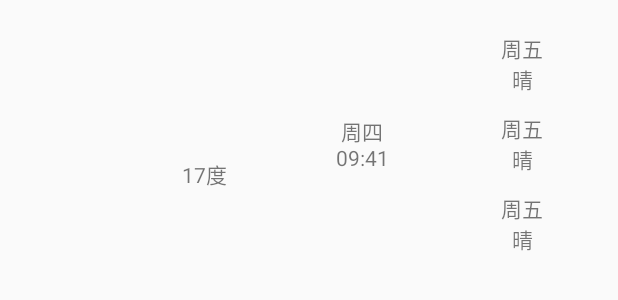
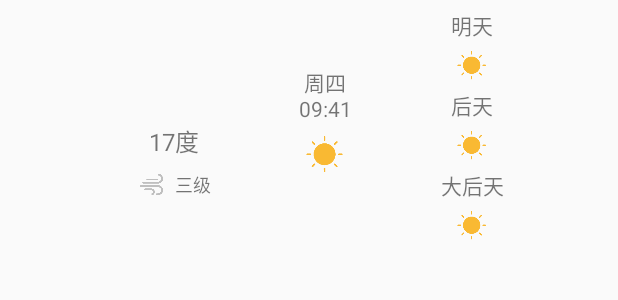
Before and after one commit to zcjxz/SimpleWeather, an Android app: the layout layout_widget.xml on its own in the app's theme, with its tools: preview values and no code run, on a phone screen of 412 x 824 dp. Shown: the top 300 px of the screen. Run offline under Robolectric (Android 15) with nearby library versions, the phone set to English and light mode, and no system bars.

Commit message:
完成桌面控件更新天气功能

```diff
--- a/app/src/main/AndroidManifest.xml
+++ b/app/src/main/AndroidManifest.xml
@@ -43,13 +43,15 @@
         <receiver android:name=".widget.MyWidgetProvider">
             <intent-filter>
                 <action android:name="android.appwidget.action.APPWIDGET_UPDATE"/>
-                <action android:name="zcj"/>
+                <action android:name="com.guowei.clock.update"/>
+                <action android:name="com.guowei.weather.update"/>
             </intent-filter>
             <meta-data
                 android:name="android.appwidget.provider"
                 android:resource="@xml/app_widget"/>
         </receiver>
         <service android:name=".widget.ClockService"/>
+        <service android:name=".widget.WeatherService"/>
     </application>
 
 </manifest>
--- /dev/null
+++ b/app/src/main/java/com/guowei/draw/simpleweather/C.java
@@ -0,0 +1,6 @@
+package com.guowei.draw.simpleweather;
+
+public class C {
+    public static String UPDATE_CLOCK="com.guowei.clock.update";
+    public static String UPDATE_WEATHER="com.guowei.weather.update";
+}
--- a/app/src/main/java/com/guowei/draw/simpleweather/MainActivity.java
+++ b/app/src/main/java/com/guowei/draw/simpleweather/MainActivity.java
@@ -1,6 +1,7 @@
 package com.guowei.draw.simpleweather;
 
 import android.Manifest;
+import android.content.SharedPreferences;
 import android.content.pm.PackageManager;
 import android.support.annotation.NonNull;
 import android.support.design.widget.AppBarLayout;
@@ -128,7 +129,6 @@ public class MainActivity extends AppCompatActivity implements View.OnClickListe
             permissionList.add(Manifest.permission.WRITE_EXTERNAL_STORAGE);
         }
         if (!permissionList.isEmpty()){
-            DebugUtil.debug("还未获取满权限");
             String[] permissions=permissionList.toArray(new String[permissionList.size()]);
             ActivityCompat.requestPermissions(MainActivity.this,permissions,1);
         }else{
@@ -264,6 +264,8 @@ public class MainActivity extends AppCompatActivity implements View.OnClickListe
                 }
             });
             requestRealtimeWeather(longitude+"",latitude+"");
+            SharedPreferences sp=getSharedPreferences("local",MODE_PRIVATE);
+            sp.edit().putString("longitude",longitude+"").putString("latitude",latitude+"").commit();
             locationFragment.setLocation(bdLocation);
         }
 
--- a/app/src/main/res/layout/layout_widget.xml
+++ b/app/src/main/res/layout/layout_widget.xml
@@ -1,9 +1,7 @@
 <?xml version="1.0" encoding="utf-8"?>
 <RelativeLayout xmlns:android="http://schemas.android.com/apk/res/android"
-    android:orientation="vertical"
-    android:layout_width="450dp"
+    android:layout_width="400dp"
     android:layout_height="200dp"
-    android:padding="16dp"
     >
 
     <LinearLayout
@@ -24,56 +22,124 @@
                 android:layout_width="match_parent"
                 android:layout_height="match_parent">
                 <LinearLayout
+                    android:layout_marginTop="30dp"
                     android:layout_weight="1"
                     android:layout_width="0dp"
+                    android:gravity="bottom"
+                    android:orientation="vertical"
                     android:layout_height="match_parent">
+
                     <TextView
-                        android:layout_gravity="center"
-                        android:layout_marginTop="20dp"
-                        android:layout_marginLeft="20dp"
+                        android:padding="8dp"
+                        android:textSize="16sp"
+                        android:id="@+id/widget_temp"
                         android:text="17度"
-                        android:gravity="center"
+                        android:gravity="bottom|end"
                         android:layout_width="match_parent"
-                        android:layout_height="match_parent" />
+                        android:layout_height="wrap_content" />
+                    <LinearLayout
+                        android:layout_marginBottom="28dp"
+                        android:gravity="right"
+                        android:layout_gravity="end"
+                        android:orientation="horizontal"
+                        android:layout_width="wrap_content"
+                        android:layout_height="wrap_content">
+                        <ImageView
+                            android:layout_marginRight="8dp"
+                            android:layout_gravity="center_vertical"
+                            android:src="@drawable/wind"
+                            android:layout_width="15dp"
+                            android:layout_height="15dp" />
+                        <TextView
+                            android:textSize="12sp"
+                            android:gravity="top|end"
+                            android:text="三级"
+                            android:layout_width="wrap_content"
+                            android:layout_height="wrap_content"
+                            android:id="@+id/widget_wind"
+                            />
+                    </LinearLayout>
+
                 </LinearLayout>
-                <LinearLayout
+
+                <FrameLayout
                     android:layout_weight="2"
                     android:layout_width="0dp"
                     android:layout_height="match_parent">
-                    <TextView
+                    <RelativeLayout
                         android:layout_gravity="center"
-                        android:text="周四\n09:41"
-                        android:gravity="center"
-                        android:layout_width="match_parent"
-                        android:layout_height="match_parent" />
-                </LinearLayout>
+                        android:layout_width="wrap_content"
+                        android:layout_height="wrap_content">
+                        <TextView
+                            android:id="@+id/widget_time"
+                            android:text="周四\n09:41"
+                            android:gravity="center"
+                            android:layout_marginBottom="8dp"
+                            android:layout_width="wrap_content"
+                            android:layout_height="wrap_content" />
+
+                        <ImageView
+                            android:id="@+id/widget_skycon"
+                            android:src="@drawable/clear_day"
+                            android:layout_width="25dp"
+                            android:layout_height="25dp"
+                            android:layout_below="@+id/widget_time"
+                            android:layout_centerHorizontal="true" />
+                    </RelativeLayout>
+
+                </FrameLayout>
             </LinearLayout>
         </FrameLayout>
 
 
         <LinearLayout
-            android:layout_marginLeft="16dp"
             android:layout_width="wrap_content"
             android:layout_height="match_parent"
             android:orientation="vertical">
             <TextView
+                android:layout_gravity="center_horizontal"
+                android:id="@+id/widget_one_day"
                 android:gravity="center"
                 android:layout_weight="1"
                 android:layout_width="wrap_content"
                 android:layout_height="wrap_content"
-                android:text="周五\n晴"/>
+                android:text="明天"/>
+            <ImageView
+                android:layout_gravity="center_horizontal"
+                android:id="@+id/widget_one_skycon"
+                android:src="@drawable/clear_day"
+                android:layout_width="20dp"
+                android:layout_height="20dp" />
             <TextView
+                android:layout_gravity="center_horizontal"
+                android:id="@+id/widget_two_day"
                 android:gravity="center"
                 android:layout_weight="1"
                 android:layout_width="wrap_content"
                 android:layout_height="wrap_content"
-                android:text="周五\n晴"/>
+                android:text="后天"/>
+
+            <ImageView
+                android:layout_gravity="center_horizontal"
+                android:id="@+id/widget_two_skycon"
+                android:src="@drawable/clear_day"
+                android:layout_width="20dp"
+                android:layout_height="20dp" />
+
             <TextView
+                android:id="@+id/widget_three_day"
                 android:gravity="center"
                 android:layout_weight="1"
                 android:layout_width="wrap_content"
                 android:layout_height="wrap_content"
-                android:text="周五\n晴"/>
+                android:text="大后天"/>
+
+            <ImageView
+                android:layout_gravity="center_horizontal"
+                android:id="@+id/widget_three_skycon"
+                android:src="@drawable/clear_day"
+                android:layout_width="20dp"
+                android:layout_height="20dp" />
         </LinearLayout>
     </LinearLayout>
 
```
Also changed, not shown: app/src/main/java/com/guowei/draw/simpleweather/utils/DrawUtils.java (+14 -1 lines), app/src/main/java/com/guowei/draw/simpleweather/utils/WeatherUtil.java (added, +75 -0 lines), app/src/main/java/com/guowei/draw/simpleweather/widget/ClockService.java (+8 -4 lines), app/src/main/java/com/guowei/draw/simpleweather/widget/MyWidgetProvider.java (+16 -5 lines), app/src/main/java/com/guowei/draw/simpleweather/widget/WeatherService.java (added, +43 -0 lines).
